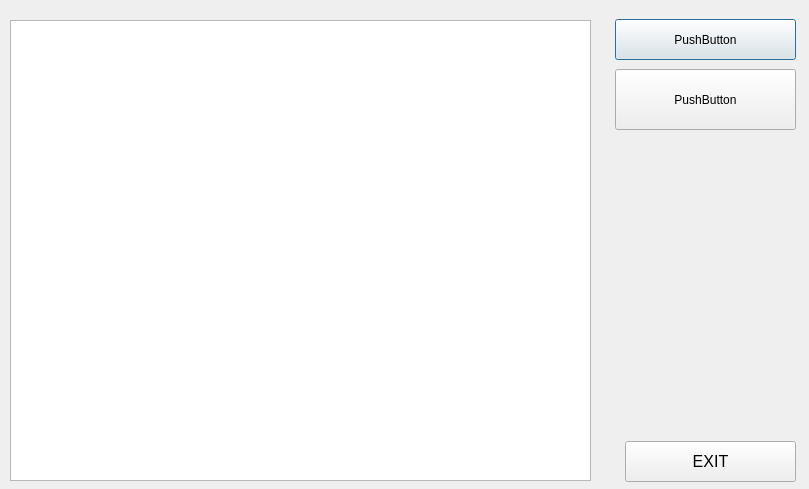
Before: the Qt Designer form liste.ui in awalii/Qt_Gruppenarbeit_Probie, drawn with Qt 5.
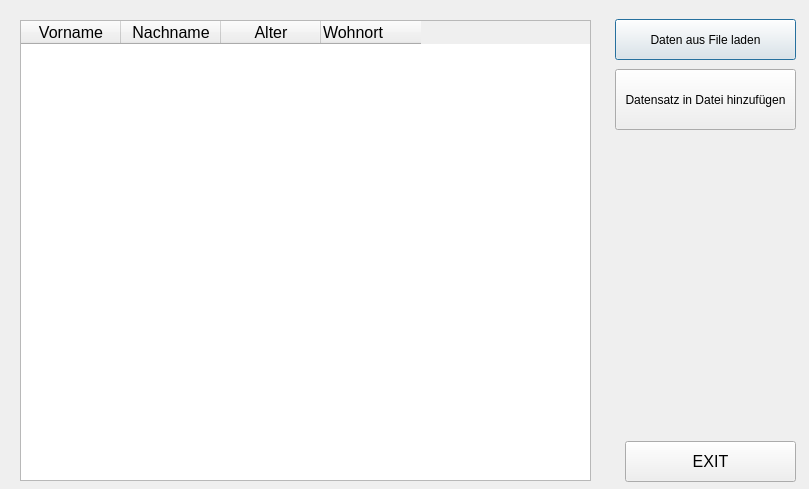
After: the same form once the commit is applied.

```diff
--- a/liste.ui
+++ b/liste.ui
@@ -23,7 +23,7 @@
     </rect>
    </property>
    <property name="text">
-    <string>PushButton</string>
+    <string>Daten aus File laden</string>
    </property>
   </widget>
   <widget class="QPushButton" name="btn_exit2">
@@ -54,18 +54,66 @@
     </rect>
    </property>
    <property name="text">
-    <string>PushButton</string>
+    <string>Datensatz in Datei hinzufügen</string>
    </property>
   </widget>
-  <widget class="QTableView" name="tableView">
+  <widget class="QTableWidget" name="tbl_w">
    <property name="geometry">
     <rect>
-     <x>10</x>
+     <x>20</x>
      <y>20</y>
-     <width>581</width>
+     <width>571</width>
      <height>461</height>
     </rect>
    </property>
+   <column>
+    <property name="text">
+     <string>Vorname</string>
+    </property>
+    <property name="font">
+     <font>
+      <pointsize>12</pointsize>
+      <weight>50</weight>
+      <italic>false</italic>
+      <bold>false</bold>
+      <underline>false</underline>
+      <strikeout>false</strikeout>
+     </font>
+    </property>
+   </column>
+   <column>
+    <property name="text">
+     <string>Nachname</string>
+    </property>
+    <property name="font">
+     <font>
+      <pointsize>12</pointsize>
+     </font>
+    </property>
+   </column>
+   <column>
+    <property name="text">
+     <string>Alter</string>
+    </property>
+    <property name="font">
+     <font>
+      <pointsize>12</pointsize>
+     </font>
+    </property>
+   </column>
+   <column>
+    <property name="text">
+     <string>Wohnort</string>
+    </property>
+    <property name="font">
+     <font>
+      <pointsize>12</pointsize>
+     </font>
+    </property>
+    <property name="textAlignment">
+     <set>AlignJustify|AlignVCenter</set>
+    </property>
+   </column>
   </widget>
  </widget>
  <resources/>
```
Left out of the diff: 4 changed lines with no effect on the pictures.
